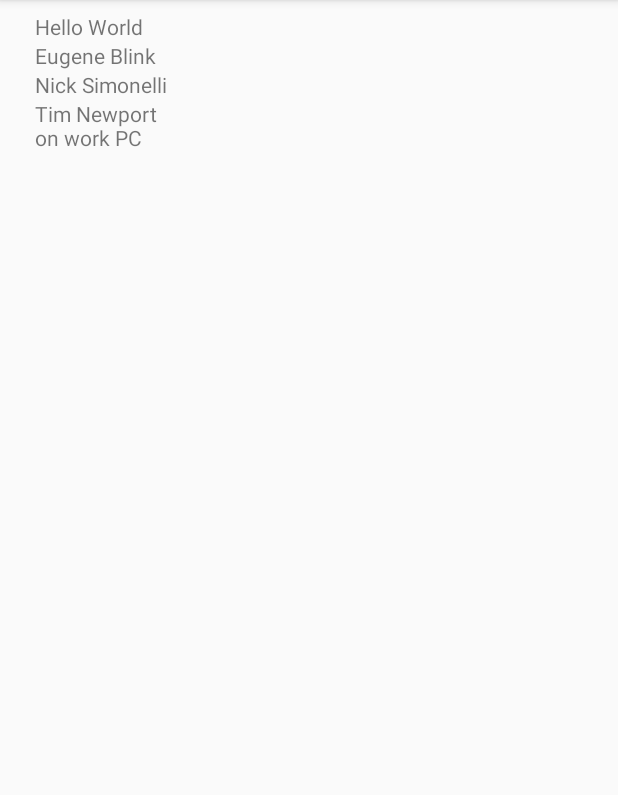
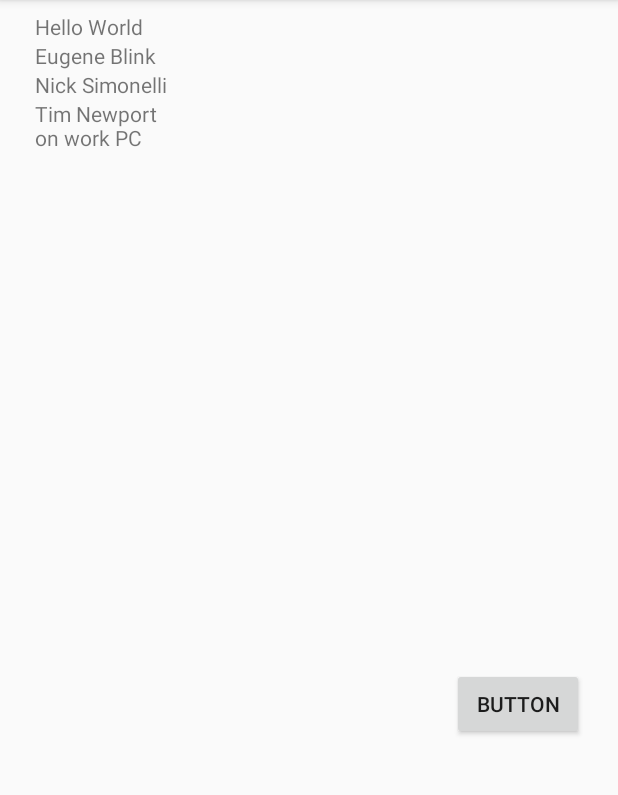
Before and after one commit to blink01/grave, an Android app: the screen it shows after launch (MainActivity), on a phone screen of 412 x 824 dp, the part 84-879 px from its top. Run offline under Robolectric (Android 15) with nearby library versions, the phone set to English and light mode, and no system bars.

Commit message:
Adding Commit from work computer. I see the preview with all installed parts.

```diff
--- a/app/src/main/AndroidManifest.xml
+++ b/app/src/main/AndroidManifest.xml
@@ -16,6 +16,7 @@
                 <category android:name="android.intent.category.LAUNCHER" />
             </intent-filter>
         </activity>
+        <activity android:name=".History" />
     </application>
 
 </manifest>
--- a/app/src/main/res/layout/activity_main.xml
+++ b/app/src/main/res/layout/activity_main.xml
@@ -46,6 +46,14 @@
             android:layout_column="0"
             android:layout_row="3"
             android:text= "@string/tim_newport"/>
+
+        <Button
+            android:id="@+id/button"
+            android:layout_width="wrap_content"
+            android:layout_height="wrap_content"
+            android:layout_column="7"
+            android:layout_row="13"
+            android:text="Button" />
     </GridLayout>
 
 </android.support.constraint.ConstraintLayout>
```
Also changed, not shown: app/src/main/java/franklin/register_graves2/History.java (added, +17 -0 lines), app/src/main/res/layout/activity_history.xml (added, +25 -0 lines).
